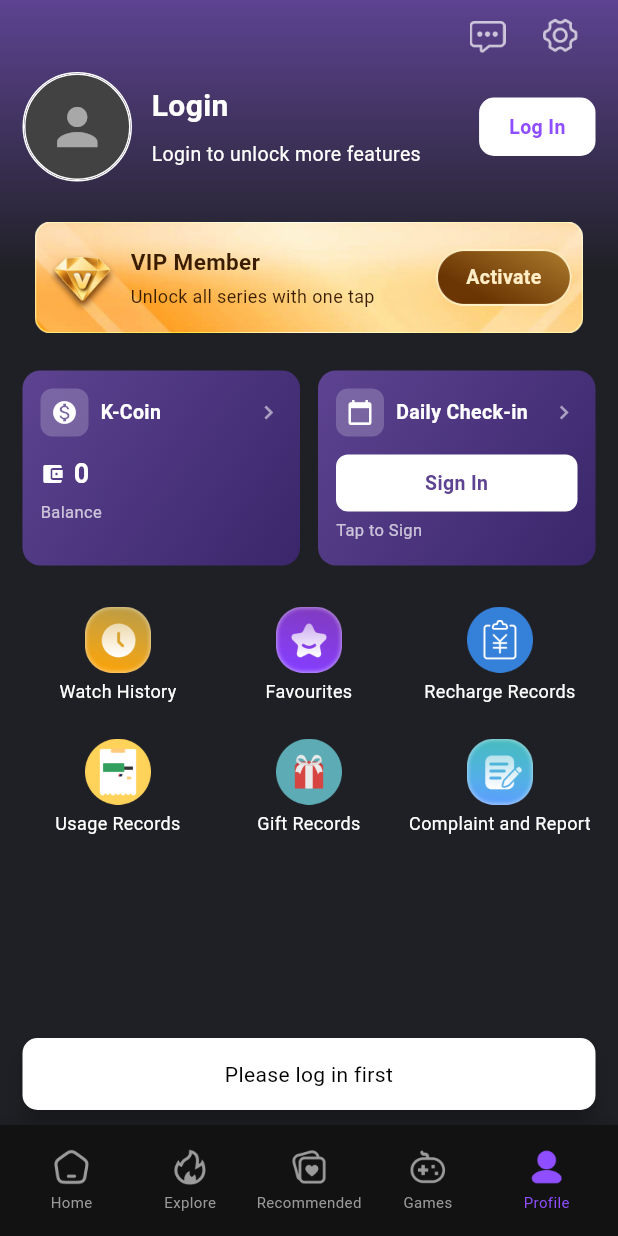
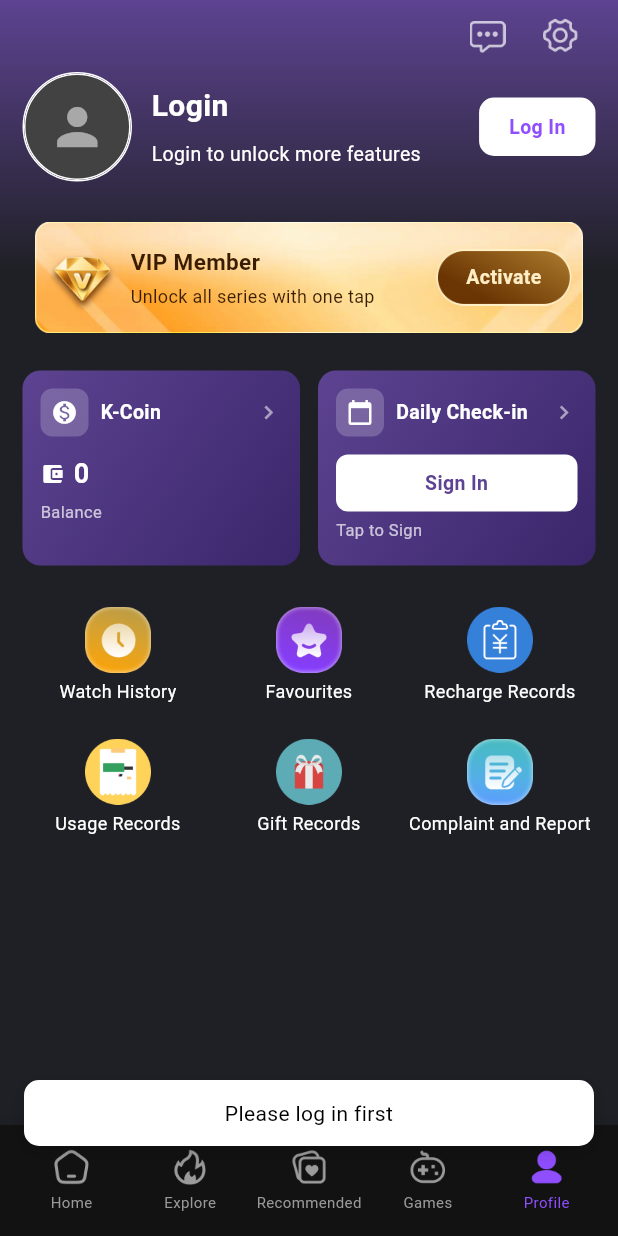
Before and after one commit to meizhenglin/kaffa-reels, a Flutter app: the ProfileTab screen opened by its route, after a tap on the "person" icon, on a phone screen of 412 x 824 dp. Run offline on Flutter 3.47's test engine with Material 3 defaults, Android fonts, the phone set to English and light mode, and no system bars; our stand-ins replace carousel_slider, device_info_plus, dio, email_validator, equatable, firebase_auth and 11 more; missing offline and left inert: aliplayer_widget, flutter_aliplayer, google_sign_in_android, google_sign_in_ios, google_sign_in_platform_interface, in_app_purchase_android; accounts and stored records are empty; network calls fail.

Commit message:
优化签到

```diff
--- a/lib/core/config/app_config.dart
+++ b/lib/core/config/app_config.dart
@@ -15,9 +15,9 @@ class AppConfig {
   // ==================== API 配置 ====================
   /// API 基础地址
   /// 正式环境
-  // static const String apiBaseUrl = 'https://tvapi.qahwatv.com/';
+  static const String apiBaseUrl = 'https://tvapi.qahwatv.com/';
 
-  static const String apiBaseUrl = 'http://192.168.1.51:8082/';
+  // static const String apiBaseUrl = 'http://192.168.1.51:8082/';
 
 
   /// 如需切回联调环境，可临时使用：
--- a/lib/core/widgets/app_snack_bar.dart
+++ b/lib/core/widgets/app_snack_bar.dart
@@ -25,8 +25,67 @@ class AppSnackBar {
     required String message,
     Duration duration = const Duration(seconds: 2),
   }) {
-    final messenger = ScaffoldMessenger.of(context);
-    messenger.hideCurrentSnackBar();
-    messenger.showSnackBar(standard(message: message, duration: duration));
+    final overlay = Navigator.of(context, rootNavigator: true).overlay;
+    if (overlay == null) {
+      return;
+    }
+
+    late OverlayEntry entry;
+
+    Widget buildSnackBarWidget() {
+      return Stack(
+        children: [
+          Positioned.fill(
+            child: GestureDetector(
+              onTap: () {
+                entry.remove();
+              },
+              child: Container(
+                color: Colors.transparent,
+              ),
+            ),
+          ),
+          Positioned(
+            left: 16,
+            right: 16,
+            bottom: MediaQuery.of(context).viewPadding.bottom + 60,
+            child: Material(
+              color: Colors.transparent,
+              child: Container(
+                padding: const EdgeInsets.symmetric(horizontal: 16, vertical: 12),
+                decoration: BoxDecoration(
+                  color: const Color(0xFFFFFFFF),
+                  borderRadius: BorderRadius.circular(10),
+                  boxShadow: [
+                    BoxShadow(
+                      color: const Color(0xFF000000).withValues(alpha: 0.15),
+                      blurRadius: 10,
+                      offset: const Offset(0, 4),
+                    ),
+                  ],
+                ),
+                child: Text(
+                  message,
+                  textAlign: TextAlign.center,
+                  style: const TextStyle(
+                    color: Colors.black,
+                    fontSize: 14,
+                  ),
+                ),
+              ),
+            ),
+          ),
+        ],
+      );
+    }
+
+    entry = OverlayEntry(
+      builder: (context) => buildSnackBarWidget(),
+    );
+
+    overlay.insert(entry);
+    Future.delayed(duration, () {
+      entry.remove();
+    });
   }
 }
--- a/lib/features/payment/models/sign_model.dart
+++ b/lib/features/payment/models/sign_model.dart
@@ -1,4 +1,9 @@
 /// Sign-in data models
+
+int? _toInt(Object? value) {
+  if (value is int) return value;
+  return int.tryParse('$value');
+}
 
 List<int> _toIntList(List<dynamic> list) {
   return list.map((dynamic e) {
@@ -70,9 +75,9 @@ class SignDayReward {
 
   factory SignDayReward.fromJson(Map<String, dynamic> json) {
     return SignDayReward(
-      day: json['signInSort'] as int? ?? json['day'] as int? ?? 0,
-      signGoodsId: json['signGoodsId'] as int? ?? json['goodsId'] as int? ?? 0,
-      coins: json['giveGoodsNum'] as int? ?? json['coins'] as int? ?? 0,
+      day: _toInt(json['signInSort']) ?? _toInt(json['day']) ?? 0,
+      signGoodsId: _toInt(json['signGoodsId']) ?? _toInt(json['goodsId']) ?? 0,
+      coins: _toInt(json['giveGoodsNum']) ?? _toInt(json['coins']) ?? 0,
     );
   }
 }
@@ -122,23 +127,27 @@ class SignState {
   final bool isLoading;
   final String? errorMessage;
   final SignConfig? config;
+  final int todayRewardCoins;
 
   const SignState({
     this.isLoading = false,
     this.errorMessage,
     this.config,
+    this.todayRewardCoins = 0,
   });
 
   SignState copyWith({
     bool? isLoading,
     String? errorMessage,
     SignConfig? config,
+    int? todayRewardCoins,
     bool clearError = false,
   }) {
     return SignState(
       isLoading: isLoading ?? this.isLoading,
       errorMessage: clearError ? null : (errorMessage ?? this.errorMessage),
       config: config ?? this.config,
+      todayRewardCoins: todayRewardCoins ?? this.todayRewardCoins,
     );
   }
 }
--- a/lib/features/payment/widgets/sign_in_widget.dart
+++ b/lib/features/payment/widgets/sign_in_widget.dart
@@ -221,7 +221,7 @@ class _SignInWidgetState extends ConsumerState<SignInWidget> {
     final signState = ref.read(signStateProvider);
     final config = signState.config;
     final todayReward = config?.rewards.isNotEmpty == true
-        ? config!.rewards[config.isTodaySigned ? config.continueDay : config.continueDay]
+        ? config!.rewards[config.isTodaySigned ? config.continueDay : config.continueDay + 1]
         : null;
 
     final success = await ref.read(signStateProvider.notifier).sign();
```
Also changed, not shown: lib/features/payment/pages/sign_page.dart (+6 -3 lines), lib/features/payment/providers/sign_provider.dart (+9 -2 lines), lib/features/payment/widgets/unlock_bottom_sheet.dart (+20 -69 lines).
